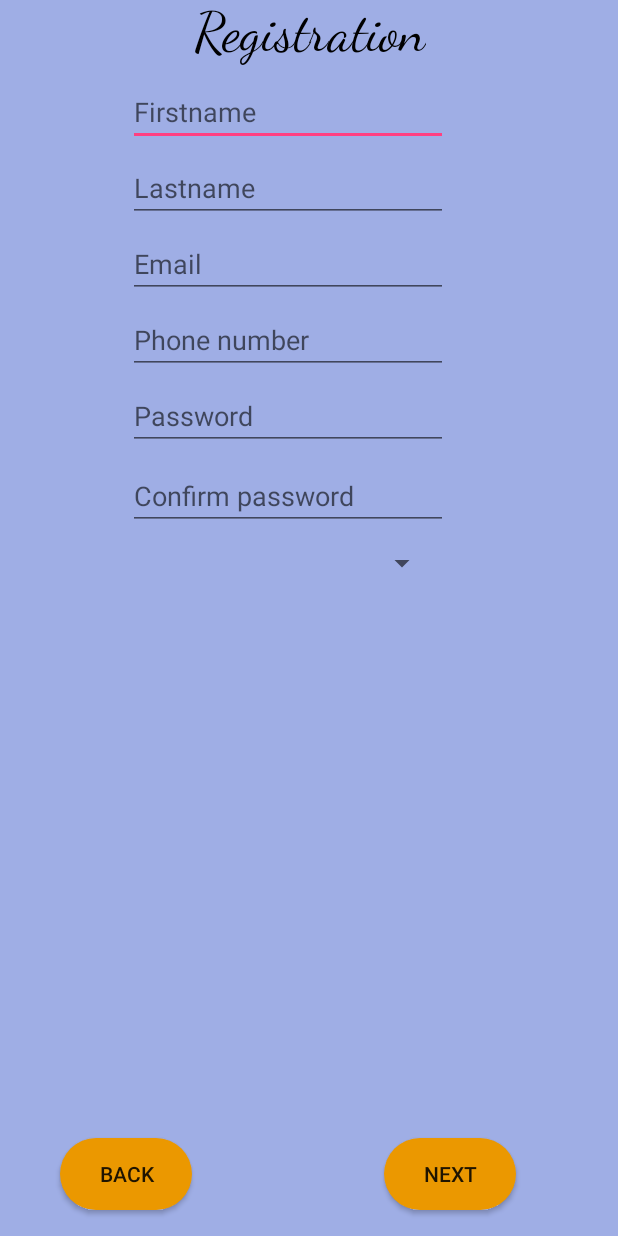
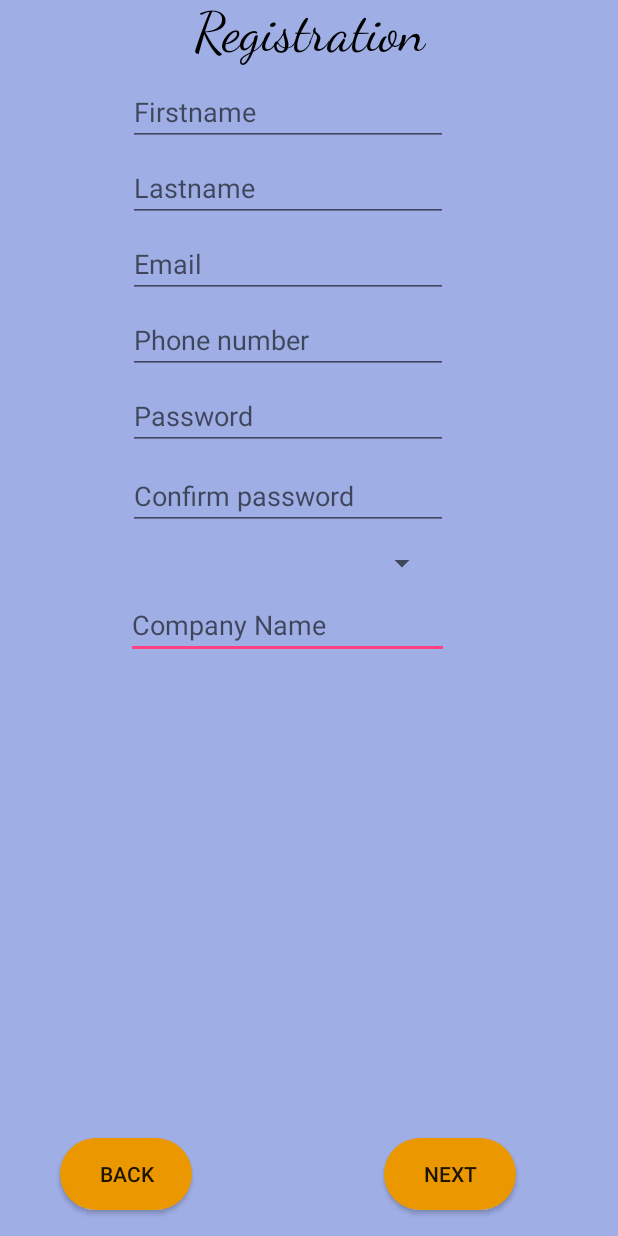
Before and after one commit to JDevs10/Shopping-Drive, an Android app: the layout activity_register_p1.xml on its own in the app's theme, with its tools: preview values and no code run, on a phone screen of 412 x 824 dp. Run offline under Robolectric (Android 15) with nearby library versions, the phone set to English and light mode, and no system bars.

Commit message:
Replace new db urls and code clean up

```diff
--- a/app/app/src/main/java/com/example/j_lds/shoppingdrive/FindMerchant.java
+++ b/app/app/src/main/java/com/example/j_lds/shoppingdrive/FindMerchant.java
@@ -60,8 +60,6 @@ public class FindMerchant extends AppCompatActivity {
         recyclerView_findMerchant = (RecyclerView)findViewById(R.id.recyclerView_findMerchant);
         recyclerView_findMerchant.setHasFixedSize(true);
          recyclerView_findMerchant.setLayoutManager(new LinearLayoutManager(this));
-//        layoutManager = new GridLayoutManager(this, 2);
-//        recyclerView_findMerchant.setLayoutManager(layoutManager);
 
         merchants = new ArrayList<Merchant>();
         getMerchantDbData();
@@ -87,7 +85,7 @@ public class FindMerchant extends AppCompatActivity {
     }
 
     public void getMerchantDbData(){
-        mdatabaseReference = FirebaseDatabase.getInstance("https://shopping-drive-4bdce.firebaseio.com/").getReference().child("user");
+        mdatabaseReference = FirebaseDatabase.getInstance("https://shopping-drive-4bdce.firebaseio.com/").getReference().child("user/merchant");
         mdatabaseReference.addValueEventListener(new ValueEventListener() {
             @Override
             public void onDataChange(@NonNull DataSnapshot dataSnapshot) {
@@ -125,8 +123,6 @@ public class FindMerchant extends AppCompatActivity {
     */
 
     private void back(){
-        Toast.makeText(getBaseContext(), "Login", Toast.LENGTH_LONG).show();
-
         Intent intent= new Intent(FindMerchant.this, Login.class);
         startActivity(intent);
     }
--- a/app/app/src/main/java/com/example/j_lds/shoppingdrive/UserBasket.java
+++ b/app/app/src/main/java/com/example/j_lds/shoppingdrive/UserBasket.java
@@ -95,7 +95,7 @@ public class UserBasket extends AppCompatActivity {
     }
 
     private void getCurrentUserBasketDbData(){
-        mdatabaseReference = FirebaseDatabase.getInstance("https://shopping-drive-4bdce.firebaseio.com/").getReference().child("user/"+selectedMerchanteUid+"/basket");
+        mdatabaseReference = FirebaseDatabase.getInstance("https://shopping-drive-4bdce.firebaseio.com/").getReference().child("user/client/"+selectedMerchanteUid+"/basket");
         mdatabaseReference.addValueEventListener(new ValueEventListener() {
             @Override
             public void onDataChange(@NonNull DataSnapshot dataSnapshot) {
--- a/app/app/src/main/res/layout/activity_register_p1.xml
+++ b/app/app/src/main/res/layout/activity_register_p1.xml
@@ -5,6 +5,22 @@
     android:layout_width="match_parent"
     android:layout_height="match_parent"
     android:background="@color/color_background">
+
+    <EditText
+        android:id="@+id/editText_companyName"
+        android:layout_width="215dp"
+        android:layout_height="42dp"
+        android:layout_marginEnd="68dp"
+        android:layout_marginLeft="39dp"
+        android:layout_marginRight="68dp"
+        android:layout_marginStart="39dp"
+        android:layout_marginTop="10dp"
+        android:ems="10"
+        android:hint="Company Name"
+        android:inputType="textPersonName"
+        app:layout_constraintEnd_toEndOf="parent"
+        app:layout_constraintStart_toStartOf="parent"
+        app:layout_constraintTop_toBottomOf="@+id/spinner_user_role" />
 
     <Spinner
         android:id="@+id/spinner_user_role"
```
Also changed, not shown: app/app/src/main/java/com/example/j_lds/shoppingdrive/DetailArticle.java (+8 -10 lines), app/app/src/main/java/com/example/j_lds/shoppingdrive/FindMerchantArticles.java (+1 -21 lines), app/app/src/main/java/com/example/j_lds/shoppingdrive/Register.java (+8 -6 lines), app/app/src/main/res/layout/activity_register_p2.xml (+4 -20 lines).
